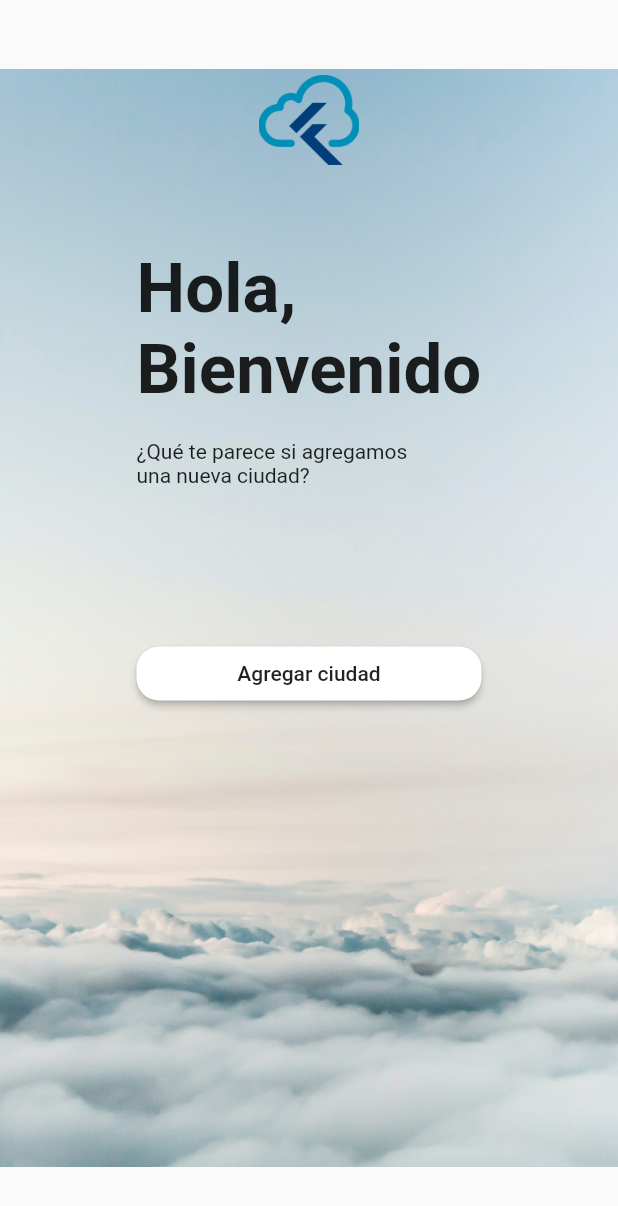
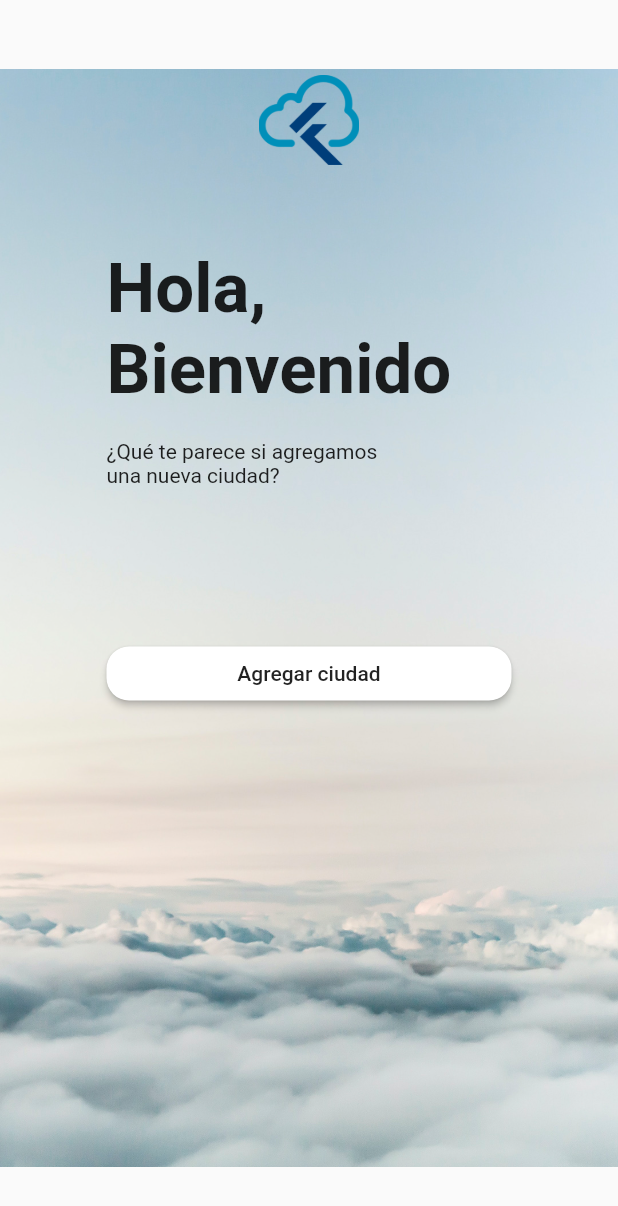
Before and after one commit to Anullos/timedance, a Flutter app: the screen it shows after launch, on a phone screen of 412 x 824 dp. Shown: the top 1206 px of the screen. Run offline on Flutter 3.47's test engine with Material 2 defaults, Android fonts, the phone set to English and light mode, and no system bars; our stand-ins replace shared_preferences.

```diff
--- /dev/null
+++ b/lib/bloc/cities_bloc.dart
@@ -0,0 +1,15 @@
+import 'package:flutter/cupertino.dart';
+import 'package:timedance/data/store_implement.dart';
+import 'package:timedance/data/store_repository.dart';
+import 'package:timedance/model/city.dart';
+
+class CitiesBloc extends ChangeNotifier {
+
+  List<City> cities = [];
+  final StoreRepository storage = StoreImplement();
+
+  void loadCities() async{
+    cities = await storage.getCities();
+    notifyListeners();
+  }
+}
--- /dev/null
+++ b/lib/data/store_repository.dart
@@ -0,0 +1,6 @@
+import 'package:timedance/model/city.dart';
+
+abstract class StoreRepository {
+  Future<void> saveCity(City city);
+  Future<List<City>> getCities();
+}
--- /dev/null
+++ b/lib/model/city.dart
@@ -0,0 +1,33 @@
+import 'package:timedance/model/clima.dart';
+
+class City{
+
+  final String title;
+  final int id;
+  final List<Clima> climas;
+
+  City({this.title, this.id, this.climas});
+
+  Map<String,dynamic> toJson() => {
+    "woeid": id,
+    "title": title,
+    "climas": climas.map((e) => e.toJson()).toList(),
+  };
+
+  factory City.fromJson(Map<String,dynamic> map){
+    final misClimas = map['climas'];
+    return City(
+      id: map['woeid'],
+      title: map['title'],
+      climas: misClimas !=null ? (misClimas as List).map((e) => Clima.fromJson(e)).toList(): null,
+      );
+  }
+
+  City fromClimas(List<Clima> climas){
+    return City(
+      id: id,
+      title: title,
+      climas: climas,
+      );
+  }
+}
--- a/lib/ui/home_page.dart
+++ b/lib/ui/home_page.dart
@@ -1,73 +1,42 @@
 import 'package:flutter/material.dart';
+import 'package:timedance/bloc/cities_bloc.dart';
 import 'package:timedance/ui/cities_page.dart';
+import 'package:timedance/ui/widgets/homevacioscreen_widget.dart';
 
-class HomePage extends StatelessWidget {
+class HomePage extends StatefulWidget {
   const HomePage({Key key}) : super(key: key);
 
-  void handleNavegationPress(BuildContext context) {
-    Navigator.of(context).push(MaterialPageRoute(builder: (_) => CitiesPage()));
+  @override
+  _HomePageState createState() => _HomePageState();
+}
+
+class _HomePageState extends State<HomePage> {
+  final bloc = CitiesBloc();
+
+  void handleNavegationPress(BuildContext context) async {
+    await Navigator.of(context)
+        .push(MaterialPageRoute(builder: (_) => CitiesPage()));
+  }
+
+  @override
+  void initState() {
+    bloc.loadCities();
+    super.initState();
   }
 
   @override
   Widget build(BuildContext context) {
-    return Scaffold(
-      body: Stack(
-        fit: StackFit.expand,
-        children: <Widget>[
-          Positioned.fill(
-            child: Image.asset('assets/images/welcome.jpg'),
-          ),
-          SafeArea(
-            child: Center(
-              child: ConstrainedBox(
-                constraints: BoxConstraints(
-                  maxWidth: 230.0,
-                ),
-                child: Column(
-                  crossAxisAlignment: CrossAxisAlignment.stretch,
-                  children: <Widget>[
-                    SizedBox(
-                      height: 50,
-                    ),
-                    Image.asset(
-                      'assets/images/logo.png',
-                      height: 60,
-                    ),
-                    SizedBox(
-                      height: 55,
-                    ),
-                    Text(
-                      "Hola, \nBienvenido",
-                      textAlign: TextAlign.start,
-                      style:
-                          TextStyle(fontSize: 46, fontWeight: FontWeight.bold),
-                    ),
-                    SizedBox(
-                      height: 20,
-                    ),
-                    Text(
-                      "¿Qué te parece si agregamos \nuna nueva ciudad?",
-                      textAlign: TextAlign.start,
-                      style: TextStyle(fontSize: 14),
-                    ),
-                    SizedBox(
-                      height: 100,
-                    ),
-                    RaisedButton(
-                      color: Colors.white,
-                      shape: RoundedRectangleBorder(
-                        borderRadius: BorderRadius.circular(15),
-                      ),
-                      child: Text("Agregar ciudad"),
-                      onPressed: () => handleNavegationPress(context),
-                    ),
-                  ],
-                ),
-              ),
-            ),
-          ),
-        ],
-      ),
-    );
+    return AnimatedBuilder(
+        animation: bloc,
+        builder: (context, child) {
+          return Scaffold(
+            body: bloc.cities.isEmpty
+                ? HomeScreenVacioWidget(
+                    onTap: () => handleNavegationPress(context))
+                : Center(
+                    child: Text('no se duerman'),
+                  ),
+          );
+        });
   }
 }
--- /dev/null
+++ b/lib/ui/propiedades.dart
@@ -0,0 +1,9 @@
+import 'package:flutter/material.dart';
+
+const double maxPageWidth = 270.0;
+
+const primaryColorApp = Color(0xFF0086B9);
+
+
+
+const api = 'https://www.metaweather.com/api/location/';
--- /dev/null
+++ b/lib/ui/widgets/homevacioscreen_widget.dart
@@ -0,0 +1,68 @@
+import 'package:flutter/material.dart';
+import 'package:timedance/ui/propiedades.dart';
+
+class HomeScreenVacioWidget extends StatelessWidget {
+  final VoidCallback onTap;
+
+  const HomeScreenVacioWidget({Key key, this.onTap}) : super(key: key);
+
+  @override
+  Widget build(BuildContext context) {
+    return Stack(
+      fit: StackFit.expand,
+      children: <Widget>[
+        Positioned.fill(
+          child: Image.asset('assets/images/welcome.jpg'),
+        ),
+        SafeArea(
+          child: Center(
+            child: ConstrainedBox(
+              constraints: BoxConstraints(
+                maxWidth: maxPageWidth,
+              ),
+              child: Column(
+                crossAxisAlignment: CrossAxisAlignment.stretch,
+                children: <Widget>[
+                  SizedBox(
+                    height: 50,
+                  ),
+                  Image.asset(
+                    'assets/images/logo.png',
+                    height: 60,
+                  ),
+                  SizedBox(
+                    height: 55,
+                  ),
+                  Text(
+                    "Hola, \nBienvenido",
+                    textAlign: TextAlign.start,
+                    style: TextStyle(fontSize: 46, fontWeight: FontWeight.bold),
+                  ),
+                  SizedBox(
+                    height: 20,
+                  ),
+                  Text(
+                    "¿Qué te parece si agregamos \nuna nueva ciudad?",
+                    textAlign: TextAlign.start,
+                    style: TextStyle(fontSize: 14),
+                  ),
+                  SizedBox(
+                    height: 100,
+                  ),
+                  RaisedButton(
+                    color: Colors.white,
+                    shape: RoundedRectangleBorder(
+                      borderRadius: BorderRadius.circular(15),
+                    ),
+                    child: Text("Agregar ciudad"),
+                    onPressed: onTap,
+                  ),
+                ],
+              ),
+            ),
+          ),
+        ),
+      ],
+    );
+  }
+}
--- a/pubspec.yaml
+++ b/pubspec.yaml
@@ -28,6 +28,8 @@ dependencies:
   # The following adds the Cupertino Icons font to your application.
   # Use with the CupertinoIcons class for iOS style icons.
   cupertino_icons: ^0.1.3
+  http: any
+  shared_preferences: ^0.5.8
 
 dev_dependencies:
   flutter_test:
```
Also changed, not shown: lib/bloc/addcity_bloc.dart (added, +62 -0 lines), lib/data/store_implement.dart (added, +33 -0 lines), lib/model/clima.dart (added, +76 -0 lines), lib/ui/add_cities_page.dart (added, +104 -0 lines), lib/ui/cities_page.dart (+110 -3 lines), lib/ui/widgets/debouncer.dart (added, +11 -0 lines), lib/ui/widgets/header_widget.dart (added, +24 -0 lines), lib/ui/widgets/homeclimascreen_widget.dart (added, +16 -0 lines), lib/ui/widgets/loader_widget.dart (added, +45 -0 lines), pubspec.lock.
